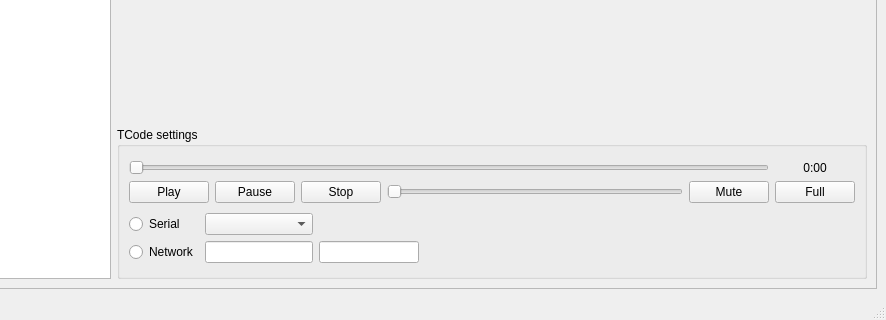
Old version of the form src/mainwindow.ui in the repository jcfain/XTPlayer; both pictures show x 208 to 1094 and y 374 to 694 of the 1094 by 694 pixel window.
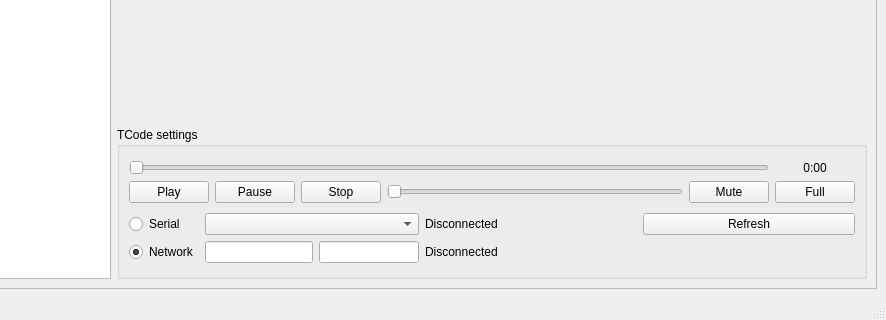
New version of the form.

Commit message: Adding in  the start to a serial communicator. Added more ui settings.

```diff
--- a/src/mainwindow.ui
+++ b/src/mainwindow.ui
@@ -43,6 +43,9 @@
               <property name="text">
                <string>Network</string>
               </property>
+              <property name="checked">
+               <bool>true</bool>
+              </property>
              </widget>
             </item>
             <item row="1" column="2">
@@ -58,9 +61,6 @@
               </property>
              </widget>
             </item>
-            <item row="0" column="2">
-             <widget class="QComboBox" name="SerialOutputCmb"/>
-            </item>
             <item row="0" column="0" colspan="2">
              <widget class="QRadioButton" name="SerialOutputRdo">
               <property name="text">
@@ -68,6 +68,9 @@
               </property>
              </widget>
             </item>
+            <item row="0" column="2" colspan="2">
+             <widget class="QComboBox" name="SerialOutputCmb"/>
+            </item>
            </layout>
           </item>
           <item row="0" column="0" colspan="2">
@@ -140,7 +143,29 @@
            </layout>
           </item>
           <item row="1" column="1">
-           <layout class="QGridLayout" name="gridLayout_2"/>
+           <layout class="QGridLayout" name="gridLayout_2">
+            <item row="0" column="1">
+             <widget class="QLabel" name="serialStatuslbl">
+              <property name="text">
+               <string>Disconnected</string>
+              </property>
+             </widget>
+            </item>
+            <item row="0" column="2">
+             <widget class="QPushButton" name="serialRefreshBtn">
+              <property name="text">
+               <string>Refresh</string>
+              </property>
+             </widget>
+            </item>
+            <item row="1" column="1">
+             <widget class="QLabel" name="networkStatuslbl">
+              <property name="text">
+               <string>Disconnected</string>
+              </property>
+             </widget>
+            </item>
+           </layout>
           </item>
           <item row="0" column="2" rowspan="2">
            <layout class="QGridLayout" name="RangeSettingsGrid">
```
Left out of the diff: 14 changed lines with no effect on the pictures. The commit also changes 13 other files.
